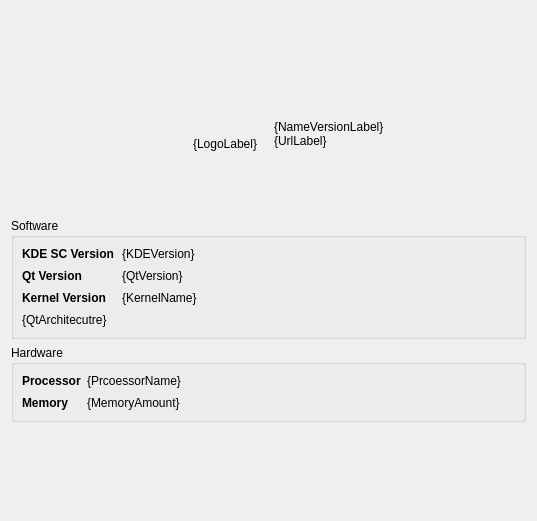
This is src/Module.ui in KDE/kinfocenter as Qt 5 draws it before an edit. The edited form follows.
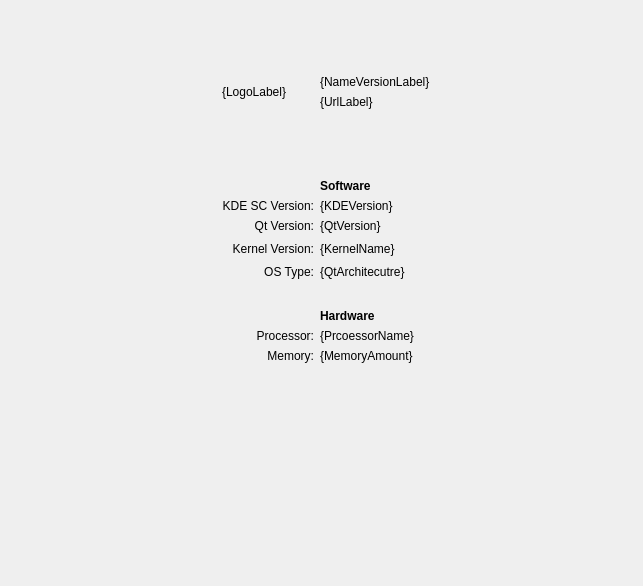
This is the edited form.

Commit message: Rework layout

```diff
--- a/src/Module.ui
+++ b/src/Module.ui
@@ -6,22 +6,60 @@
    <rect>
     <x>0</x>
     <y>0</y>
-    <width>537</width>
-    <height>521</height>
+    <width>643</width>
+    <height>586</height>
    </rect>
   </property>
   <property name="windowTitle">
    <string>Form</string>
   </property>
-  <layout class="QVBoxLayout" name="verticalLayout_3">
-   <item>
-    <spacer name="verticalSpacer_3">
+  <layout class="QGridLayout" name="gridLayout">
+   <item row="6" column="1">
+    <widget class="QLabel" name="qt">
+     <property name="text">
+      <string>Qt Version:</string>
+     </property>
+     <property name="alignment">
+      <set>Qt::AlignRight|Qt::AlignTrailing|Qt::AlignVCenter</set>
+     </property>
+    </widget>
+   </item>
+   <item row="6" column="2">
+    <widget class="QLabel" name="qtLabel">
+     <property name="text">
+      <string notr="true">{QtVersion}</string>
+     </property>
+    </widget>
+   </item>
+   <item row="8" column="1">
+    <widget class="QLabel" name="label_3">
+     <property name="text">
+      <string>OS Type:</string>
+     </property>
+     <property name="alignment">
+      <set>Qt::AlignRight|Qt::AlignTrailing|Qt::AlignVCenter</set>
+     </property>
+    </widget>
+   </item>
+   <item row="5" column="2">
+    <widget class="QLabel" name="kdeLabel">
+     <property name="text">
+      <string notr="true">{KDEVersion}</string>
+     </property>
+    </widget>
+   </item>
+   <item row="8" column="2">
+    <widget class="QLabel" name="bitsLabel">
+     <property name="text">
+      <string notr="true">{QtArchitecutre}</string>
+     </property>
+    </widget>
+   </item>
+   <item row="13" column="2">
+    <spacer name="verticalSpacer">
      <property name="orientation">
       <enum>Qt::Vertical</enum>
      </property>
-     <property name="sizeType">
-      <enum>QSizePolicy::MinimumExpanding</enum>
-     </property>
      <property name="sizeHint" stdset="0">
       <size>
        <width>20</width>
@@ -30,120 +68,157 @@
      </property>
     </spacer>
    </item>
-   <item>
-    <layout class="QHBoxLayout" name="horizontalLayout">
+   <item row="7" column="3">
+    <spacer name="horizontalSpacer_7">
+     <property name="orientation">
+      <enum>Qt::Horizontal</enum>
+     </property>
+     <property name="sizeHint" stdset="0">
+      <size>
+       <width>215</width>
+       <height>20</height>
+      </size>
+     </property>
+    </spacer>
+   </item>
+   <item row="11" column="2">
+    <widget class="QLabel" name="processorLabel">
+     <property name="text">
+      <string notr="true">{PrcoessorName}</string>
+     </property>
+    </widget>
+   </item>
+   <item row="1" column="1">
+    <widget class="QLabel" name="logoLabel">
+     <property name="text">
+      <string notr="true">{LogoLabel}</string>
+     </property>
+    </widget>
+   </item>
+   <item row="12" column="1">
+    <widget class="QLabel" name="memory">
+     <property name="text">
+      <string>Memory:</string>
+     </property>
+     <property name="alignment">
+      <set>Qt::AlignRight|Qt::AlignTrailing|Qt::AlignVCenter</set>
+     </property>
+    </widget>
+   </item>
+   <item row="11" column="1">
+    <widget class="QLabel" name="processor">
+     <property name="text">
+      <string>Processor:</string>
+     </property>
+     <property name="alignment">
+      <set>Qt::AlignRight|Qt::AlignTrailing|Qt::AlignVCenter</set>
+     </property>
+    </widget>
+   </item>
+   <item row="7" column="2">
+    <widget class="QLabel" name="kernelLabel">
+     <property name="text">
+      <string notr="true">{KernelName}</string>
+     </property>
+    </widget>
+   </item>
+   <item row="7" column="1">
+    <widget class="QLabel" name="kernel">
+     <property name="text">
+      <string>Kernel Version:</string>
+     </property>
+     <property name="alignment">
+      <set>Qt::AlignRight|Qt::AlignTrailing|Qt::AlignVCenter</set>
+     </property>
+    </widget>
+   </item>
+   <item row="12" column="2">
+    <widget class="QLabel" name="memoryLabel">
+     <property name="text">
+      <string notr="true">{MemoryAmount}</string>
+     </property>
+    </widget>
+   </item>
+   <item row="5" column="1">
+    <widget class="QLabel" name="kde">
+     <property name="text">
+      <string>KDE SC Version:</string>
+     </property>
+     <property name="alignment">
+      <set>Qt::AlignRight|Qt::AlignTrailing|Qt::AlignVCenter</set>
+     </property>
+    </widget>
+   </item>
+   <item row="1" column="2" colspan="2">
+    <layout class="QVBoxLayout" name="verticalLayout">
      <item>
-      <spacer name="horizontalSpacer_5">
+      <spacer name="verticalSpacer_6">
        <property name="orientation">
-        <enum>Qt::Horizontal</enum>
+        <enum>Qt::Vertical</enum>
+       </property>
+       <property name="sizeType">
+        <enum>QSizePolicy::Preferred</enum>
        </property>
        <property name="sizeHint" stdset="0">
         <size>
-         <width>40</width>
-         <height>20</height>
+         <width>20</width>
+         <height>40</height>
         </size>
        </property>
       </spacer>
      </item>
      <item>
-      <layout class="QHBoxLayout" name="horizontalLayout_2">
-       <property name="spacing">
-        <number>16</number>
+      <widget class="QLabel" name="nameVersionLabel">
+       <property name="text">
+        <string notr="true">{NameVersionLabel}</string>
        </property>
-       <item>
-        <spacer name="horizontalSpacer">
-         <property name="orientation">
-          <enum>Qt::Horizontal</enum>
-         </property>
-         <property name="sizeHint" stdset="0">
-          <size>
-           <width>40</width>
-           <height>20</height>
-          </size>
-         </property>
-        </spacer>
-       </item>
-       <item>
-        <widget class="QLabel" name="logoLabel">
-         <property name="text">
-          <string notr="true">{LogoLabel}</string>
-         </property>
-        </widget>
-       </item>
-       <item>
-        <layout class="QVBoxLayout" name="verticalLayout">
-         <property name="spacing">
-          <number>0</number>
-         </property>
-         <item>
-          <spacer name="verticalSpacer_5">
-           <property name="orientation">
-            <enum>Qt::Vertical</enum>
-           </property>
-           <property name="sizeType">
-            <enum>QSizePolicy::Expanding</enum>
-           </property>
-           <property name="sizeHint" stdset="0">
-            <size>
-             <width>20</width>
-             <height>20</height>
-            </size>
-           </property>
-          </spacer>
-         </item>
-         <item>
-          <widget class="QLabel" name="nameVersionLabel">
-           <property name="text">
-            <string notr="true">{NameVersionLabel}</string>
-           </property>
-          </widget>
-         </item>
-         <item>
-          <widget class="QLabel" name="urlLabel">
-           <property name="text">
-            <string notr="true">{UrlLabel}</string>
-           </property>
-           <property name="openExternalLinks">
-            <bool>true</bool>
-           </property>
-          </widget>
-         </item>
-         <item>
-          <spacer name="verticalSpacer_2">
-           <property name="orientation">
-            <enum>Qt::Vertical</enum>
-           </property>
-           <property name="sizeHint" stdset="0">
-            <size>
-             <width>20</width>
-             <height>40</height>
-            </size>
-           </property>
-          </spacer>
-         </item>
-        </layout>
-       </item>
-      </layout>
+      </widget>
      </item>
      <item>
-      <spacer name="horizontalSpacer_6">
+      <widget class="QLabel" name="urlLabel">
+       <property name="text">
+        <string notr="true">{UrlLabel}</string>
+       </property>
+       <property name="openExternalLinks">
+        <bool>true</bool>
+       </property>
+      </widget>
+     </item>
+     <item>
+      <spacer name="verticalSpacer_5">
        <property name="orientation">
-        <enum>Qt::Horizontal</enum>
+        <enum>Qt::Vertical</enum>
        </property>
        <property name="sizeType">
-        <enum>QSizePolicy::MinimumExpanding</enum>
+        <enum>QSizePolicy::Preferred</enum>
        </property>
        <property name="sizeHint" stdset="0">
         <size>
-         <width>40</width>
-         <height>20</height>
+         <width>20</width>
+         <height>40</height>
         </size>
        </property>
       </spacer>
      </item>
     </layout>
    </item>
-   <item>
+   <item row="2" column="2">
+    <spacer name="verticalSpacer_2">
+     <property name="orientation">
+      <enum>Qt::Vertical</enum>
+     </property>
+     <property name="sizeType">
+      <enum>QSizePolicy::Fixed</enum>
+     </property>
+     <property name="sizeHint" stdset="0">
+      <size>
+       <width>20</width>
+       <height>24</height>
+      </size>
+     </property>
+    </spacer>
+   </item>
+   <item row="9" column="2">
     <spacer name="verticalSpacer_4">
      <property name="orientation">
       <enum>Qt::Vertical</enum>
@@ -159,206 +234,63 @@
      </property>
     </spacer>
    </item>
-   <item>
-    <layout class="QHBoxLayout" name="horizontalLayout_5">
-     <item>
-      <widget class="QGroupBox" name="groupBox">
-       <property name="title">
-        <string>Software</string>
-       </property>
-       <layout class="QVBoxLayout" name="verticalLayout_2">
-        <property name="spacing">
-         <number>8</number>
-        </property>
-        <property name="leftMargin">
-         <number>8</number>
-        </property>
-        <property name="rightMargin">
-         <number>8</number>
-        </property>
-        <item>
-         <layout class="QHBoxLayout" name="horizontalLayout_4">
-          <item>
-           <layout class="QGridLayout" name="gridLayout">
-            <property name="horizontalSpacing">
-             <number>-1</number>
-            </property>
-            <property name="verticalSpacing">
-             <number>8</number>
-            </property>
-            <item row="1" column="1">
-             <widget class="QLabel" name="qtLabel">
-              <property name="text">
-               <string notr="true">{QtVersion}</string>
-              </property>
-             </widget>
-            </item>
-            <item row="0" column="0">
-             <widget class="QLabel" name="kde">
-              <property name="font">
-               <font>
-                <weight>75</weight>
-                <bold>true</bold>
-               </font>
-              </property>
-              <property name="text">
-               <string>KDE SC Version</string>
-              </property>
-             </widget>
-            </item>
-            <item row="1" column="0">
-             <widget class="QLabel" name="qt">
-              <property name="font">
-               <font>
-                <weight>75</weight>
-                <bold>true</bold>
-               </font>
-              </property>
-              <property name="text">
-               <string>Qt Version</string>
-              </property>
-             </widget>
-            </item>
-            <item row="0" column="1">
-             <widget class="QLabel" name="kdeLabel">
-              <property name="text">
-               <string notr="true">{KDEVersion}</string>
-              </property>
-             </widget>
-            </item>
-            <item row="2" column="0">
-             <widget class="QLabel" name="kernel">
-              <property name="font">
-               <font>
-                <weight>75</weight>
-                <bold>true</bold>
-               </font>
-              </property>
-              <property name="text">
-               <string>Kernel Version</string>
-              </property>
-             </widget>
-            </item>
-            <item row="2" column="1">
-             <widget class="QLabel" name="kernelLabel">
-              <property name="text">
-               <string notr="true">{KernelName}</string>
-              </property>
-             </widget>
-            </item>
-           </layout>
-          </item>
-          <item>
-           <spacer name="horizontalSpacer_3">
-            <property name="orientation">
-             <enum>Qt::Horizontal</enum>
-            </property>
-            <property name="sizeHint" stdset="0">
-             <size>
-              <width>40</width>
-              <height>20</height>
-             </size>
-            </property>
-           </spacer>
-          </item>
-         </layout>
-        </item>
-        <item>
-         <widget class="QLabel" name="bitsLabel">
-          <property name="text">
-           <string notr="true">{QtArchitecutre}</string>
-          </property>
-         </widget>
-        </item>
-       </layout>
-      </widget>
-     </item>
-    </layout>
+   <item row="0" column="2">
+    <spacer name="verticalSpacer_3">
+     <property name="orientation">
+      <enum>Qt::Vertical</enum>
+     </property>
+     <property name="sizeType">
+      <enum>QSizePolicy::Maximum</enum>
+     </property>
+     <property name="sizeHint" stdset="0">
+      <size>
+       <width>20</width>
+       <height>24</height>
+      </size>
+     </property>
+    </spacer>
    </item>
-   <item>
-    <widget class="QGroupBox" name="groupBox_2">
-     <property name="title">
+   <item row="10" column="2">
+    <widget class="QLabel" name="label">
+     <property name="font">
+      <font>
+       <weight>75</weight>
+       <bold>true</bold>
+      </font>
+     </property>
+     <property name="text">
       <string>Hardware</string>
      </property>
-     <layout class="QHBoxLayout" name="horizontalLayout_6">
-      <property name="leftMargin">
-       <number>8</number>
-      </property>
-      <property name="rightMargin">
-       <number>8</number>
-      </property>
-      <item>
-       <layout class="QGridLayout" name="gridLayout_2">
-        <property name="verticalSpacing">
-         <number>8</number>
-        </property>
-        <item row="0" column="0">
-         <widget class="QLabel" name="processor">
-          <property name="font">
-           <font>
-            <weight>75</weight>
-            <bold>true</bold>
-           </font>
-          </property>
-          <property name="text">
-           <string>Processor</string>
-          </property>
-         </widget>
-        </item>
-        <item row="0" column="1">
-         <widget class="QLabel" name="processorLabel">
-          <property name="text">
-           <string notr="true">{PrcoessorName}</string>
-          </property>
-         </widget>
-        </item>
-        <item row="1" column="0">
-         <widget class="QLabel" name="memory">
-          <property name="font">
-           <font>
-            <weight>75</weight>
-            <bold>true</bold>
-           </font>
-          </property>
-          <property name="text">
-           <string>Memory</string>
-          </property>
-         </widget>
-        </item>
-        <item row="1" column="1">
-         <widget class="QLabel" name="memoryLabel">
-          <property name="text">
-           <string notr="true">{MemoryAmount}</string>
-          </property>
-         </widget>
-        </item>
-       </layout>
-      </item>
-      <item>
-       <spacer name="horizontalSpacer_4">
-        <property name="orientation">
-         <enum>Qt::Horizontal</enum>
-        </property>
-        <property name="sizeHint" stdset="0">
-         <size>
-          <width>333</width>
-          <height>20</height>
-         </size>
-        </property>
-       </spacer>
-      </item>
-     </layout>
+     <property name="alignment">
+      <set>Qt::AlignLeading|Qt::AlignLeft|Qt::AlignVCenter</set>
+     </property>
     </widget>
    </item>
-   <item>
-    <spacer name="verticalSpacer">
+   <item row="3" column="2">
+    <widget class="QLabel" name="label_2">
+     <property name="font">
+      <font>
+       <weight>75</weight>
+       <bold>true</bold>
+      </font>
+     </property>
+     <property name="text">
+      <string>Software</string>
+     </property>
+     <property name="alignment">
+      <set>Qt::AlignLeading|Qt::AlignLeft|Qt::AlignVCenter</set>
+     </property>
+    </widget>
+   </item>
+   <item row="7" column="0">
+    <spacer name="horizontalSpacer_4">
      <property name="orientation">
-      <enum>Qt::Vertical</enum>
+      <enum>Qt::Horizontal</enum>
      </property>
      <property name="sizeHint" stdset="0">
       <size>
-       <width>20</width>
-       <height>40</height>
+       <width>215</width>
+       <height>17</height>
       </size>
      </property>
     </spacer>
```
Left out of the diff: 18 changed lines with no effect on the pictures. The commit also changes 1 other file.
